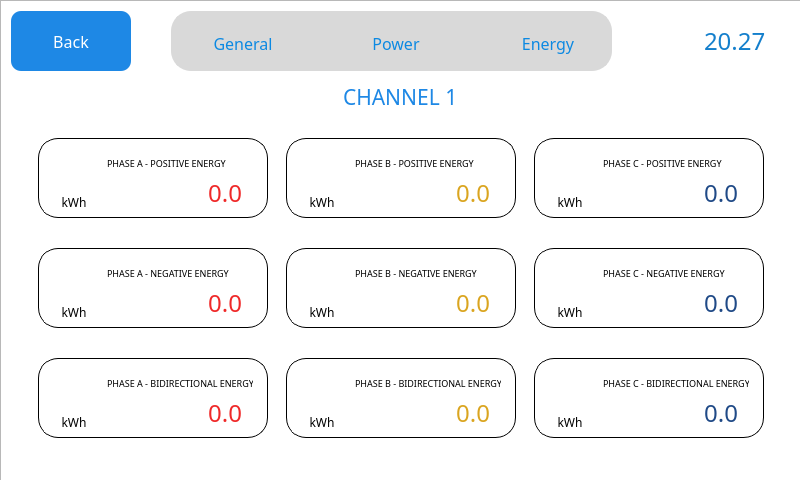
This is QT_APP/channels.ui in eSpark-Backup/nabilfesal-msm-fw as Qt 5 draws it before an edit. The edited form follows.
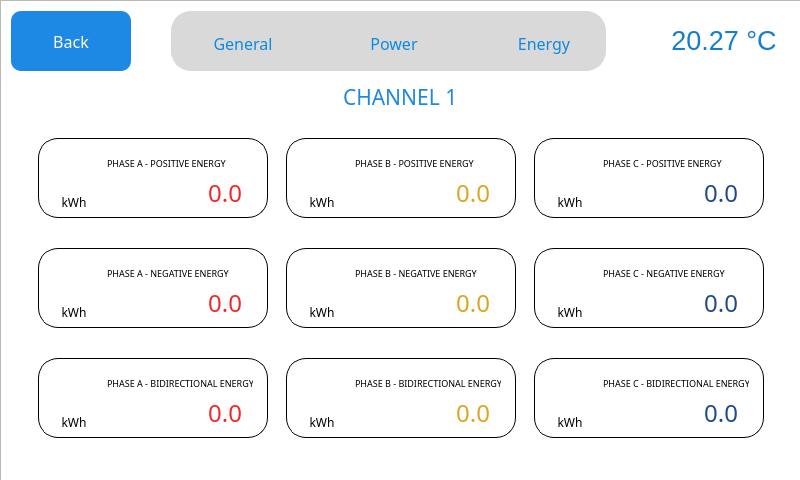
This is the edited form. Icons and pictures are not drawn.

Commit message: feature -> °C & °F switch of temperature

```diff
--- a/QT_APP/channels.ui
+++ b/QT_APP/channels.ui
@@ -2009,78 +2009,57 @@
               </spacer>
              </item>
              <item>
-              <widget class="QLabel" name="label_3">
-               <property name="minimumSize">
-                <size>
-                 <width>35</width>
-                 <height>35</height>
-                </size>
+              <layout class="QHBoxLayout" name="horizontalLayout_40">
+               <property name="leftMargin">
+                <number>10</number>
                </property>
-               <property name="maximumSize">
-                <size>
-                 <width>35</width>
-                 <height>35</height>
-                </size>
+               <property name="topMargin">
+                <number>10</number>
                </property>
-               <property name="styleSheet">
-                <string notr="true">border-image: url(:/icons/temperature.png);</string>
+               <property name="rightMargin">
+                <number>10</number>
                </property>
-               <property name="text">
-                <string/>
+               <property name="bottomMargin">
+                <number>10</number>
                </property>
-               <property name="indent">
-                <number>0</number>
-               </property>
-              </widget>
-             </item>
              <item>
-              <widget class="QLabel" name="temp">
+                <widget class="QPushButton" name="tempBtn">
                <property name="sizePolicy">
-                <sizepolicy hsizetype="Fixed" vsizetype="Fixed">
+                  <sizepolicy hsizetype="Minimum" vsizetype="Maximum">
                  <horstretch>0</horstretch>
                  <verstretch>0</verstretch>
                 </sizepolicy>
                </property>
                <property name="font">
                 <font>
-                 <family>Gilroy</family>
-                 <pointsize>18</pointsize>
-                </font>
-               </property>
+                   <pointsize>20</pointsize>
+                  </font>
+                 </property>
+                 <property name="autoFillBackground">
+                  <bool>false</bool>
+                 </property>
                <property name="styleSheet">
                 <string notr="true">color: rgb(20, 127, 204);</string>
                </property>
                <property name="text">
-                <string>20.27</string>
+                  <string>20.27 °C</string>
+                 </property>
+                 <property name="icon">
+                  <iconset resource="icons.qrc">
+                   <normaloff>:/icons/temperature.png</normaloff>:/icons/temperature.png</iconset>
+                 </property>
+                 <property name="iconSize">
+                  <size>
+                   <width>50</width>
+                   <height>50</height>
+                  </size>
+                 </property>
+                 <property name="flat">
+                  <bool>true</bool>
                </property>
               </widget>
              </item>
-             <item>
-              <widget class="QLabel" name="label_6">
-               <property name="minimumSize">
-                <size>
-                 <width>25</width>
-                 <height>25</height>
-                </size>
-               </property>
-               <property name="maximumSize">
-                <size>
-                 <width>25</width>
-                 <height>25</height>
-                </size>
-               </property>
-               <property name="font">
-                <font>
-                 <pointsize>8</pointsize>
-                </font>
-               </property>
-               <property name="styleSheet">
-                <string notr="true">image: url(:/icons/C.png);</string>
-               </property>
-               <property name="text">
-                <string/>
-               </property>
-              </widget>
+              </layout>
              </item>
             </layout>
            </widget>
```
Lines whose indentation alone changed are shown as unchanged. The commit also changes 2 other files.
